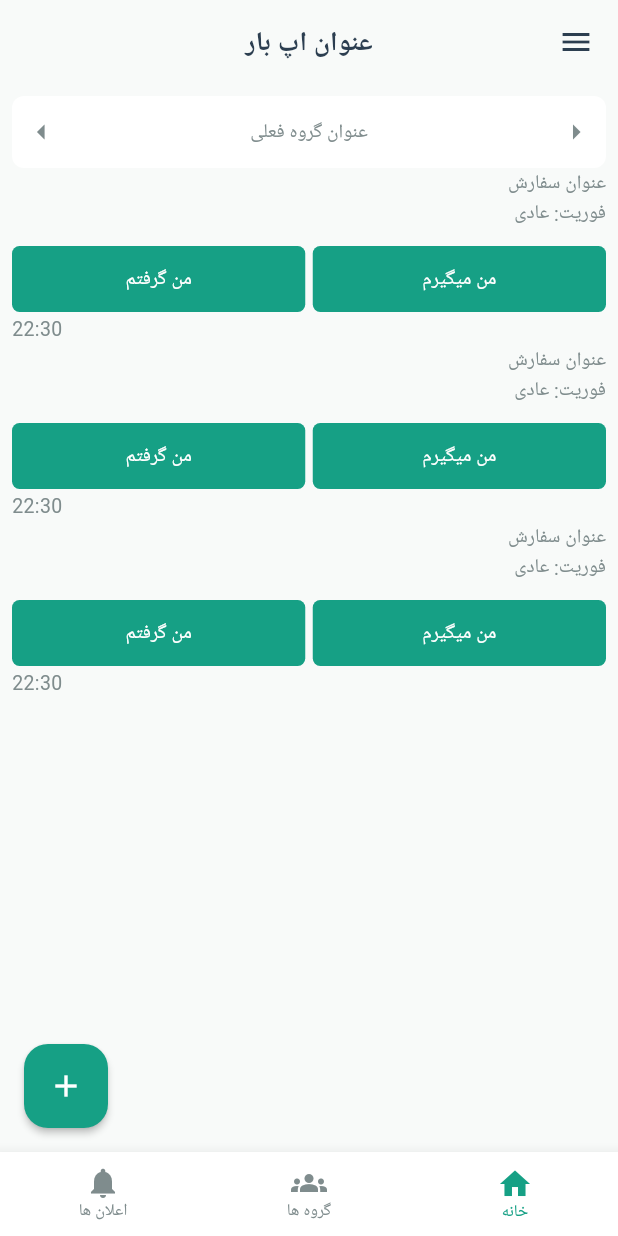
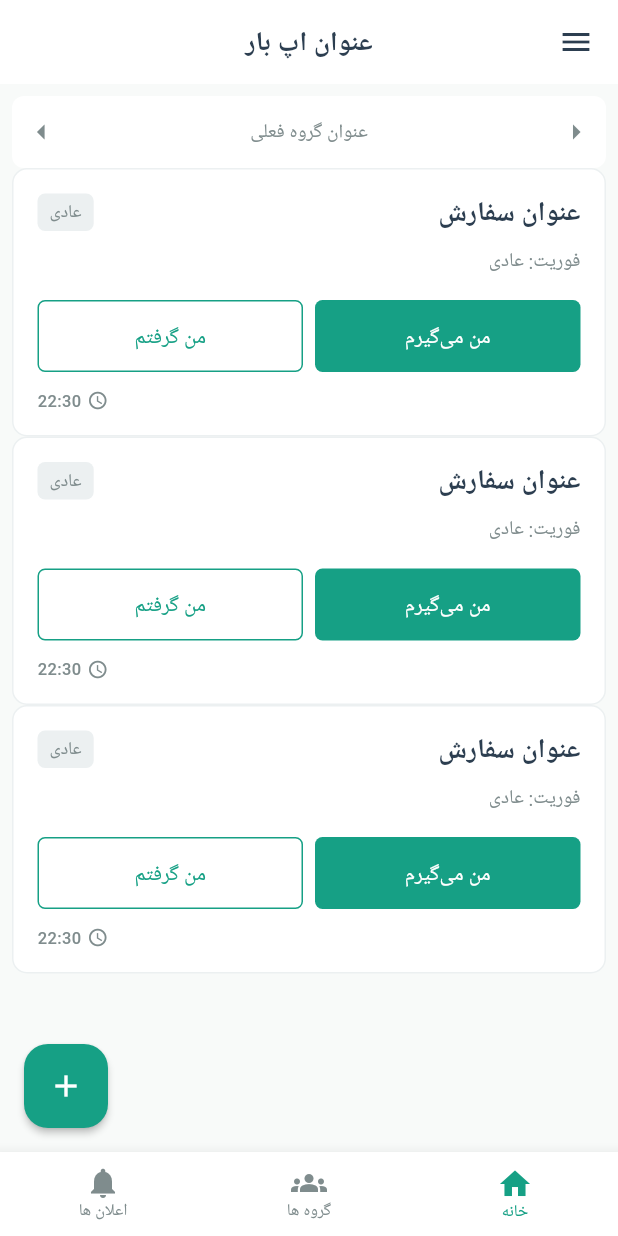
Before and after one commit to ASG14/mage_nagoftam, a Flutter app: the screen it shows after launch, on a phone screen of 412 x 824 dp. Run offline on Flutter 3.47's test engine with Material 3 defaults, Android fonts, the light colour scheme and no system bars.

Commit message:
تغییر ظاهر ویجت آیتم سفارش

```diff
--- a/lib/style/theme.dart
+++ b/lib/style/theme.dart
@@ -84,7 +84,7 @@ abstract final class AppTheme {
     // ============================================================
 
     appBarTheme: AppBarTheme(
-      backgroundColor: AppColors.white1,
+      backgroundColor: AppColors.white2,
       foregroundColor: AppColors.gray1,
       elevation: 0,
       scrolledUnderElevation: 0,
--- a/lib/widgets/order_card.dart
+++ b/lib/widgets/order_card.dart
@@ -1,4 +1,6 @@
 import 'package:flutter/material.dart';
+import 'package:begir/style/color.dart';
+import 'package:begir/style/typography.dart';
 
 class OrderCard extends StatefulWidget {
   const OrderCard({super.key});
@@ -11,26 +13,111 @@ class _OrderCardState extends State<OrderCard> {
   @override
   Widget build(BuildContext context) {
     return Container(
-      child:Column(
+      padding: const EdgeInsets.all(16),
+      decoration: BoxDecoration(
+        color: AppColors.white2,
+        borderRadius: BorderRadius.circular(10),
+        border: Border.all(
+          color: AppColors.gray4,
+        ),
+      ),
+      child: Column(
         crossAxisAlignment: CrossAxisAlignment.stretch,
-        mainAxisAlignment: MainAxisAlignment.start,
         children: [
-          Text('عنوان سفارش'),
-          Text('فوریت: عادی'),
-          SizedBox(height: 10,),
+          // عنوان و فوریت
           Row(
-            mainAxisAlignment: MainAxisAlignment.center,
+            crossAxisAlignment: CrossAxisAlignment.start,
             children: [
-              Expanded(child: TextButton(onPressed: (){}, child: Text('من میگیرم'),),),
-              SizedBox(width: 5,),
-              Expanded(child: TextButton(onPressed: (){}, child: Text('من گرفتم'),)),
+              Expanded(
+                child: Text(
+                  'عنوان سفارش',
+                  style: AppTypography.h5.copyWith(
+                    color: AppColors.gray1,
+                  ),
+                ),
+              ),
+
+              const SizedBox(width: 12),
+
+              Container(
+                padding: const EdgeInsets.symmetric(
+                  horizontal: 8,
+                  vertical: 4,
+                ),
+                decoration: BoxDecoration(
+                  color: AppColors.gray4,
+                  borderRadius: BorderRadius.circular(5),
+                ),
+                child: Text(
+                  'عادی',
+                  style: AppTypography.h9.copyWith(
+                    color: AppColors.gray2,
+                  ),
+                ),
+              ),
             ],
           ),
-          Text('22:30', textAlign: TextAlign.end,),
 
+          const SizedBox(height: 8),
+
+          Text(
+            'فوریت: عادی',
+            style: AppTypography.h8.copyWith(
+              color: AppColors.gray2,
+            ),
+          ),
+
+          const SizedBox(height: 16),
+
+          // دکمه‌های سفارش
+          Row(
+            children: [
+              Expanded(
+                child: FilledButton(
+                  onPressed: () {
+                    // TODO: من می‌گیرم
+                  },
+                  child: const Text('من می‌گیرم'),
+                ),
+              ),
+
+              const SizedBox(width: 8),
+
+              Expanded(
+                child: OutlinedButton(
+                  onPressed: () {
+                    // TODO: من گرفتم
+                  },
+                  child: const Text('من گرفتم'),
+                ),
+              ),
+            ],
+          ),
+
+          const SizedBox(height: 12),
+
+          // زمان ثبت سفارش
+          Row(
+            mainAxisAlignment: MainAxisAlignment.end,
+            children: [
+              const Icon(
+                Icons.access_time,
+                size: 14,
+                color: AppColors.gray2,
+              ),
+
+              const SizedBox(width: 4),
+
+              Text(
+                '22:30',
+                style: AppTypography.h10.copyWith(
+                  color: AppColors.gray2,
+                ),
+              ),
+            ],
+          ),
         ],
-      )
-
+      ),
     );
   }
 }
```
